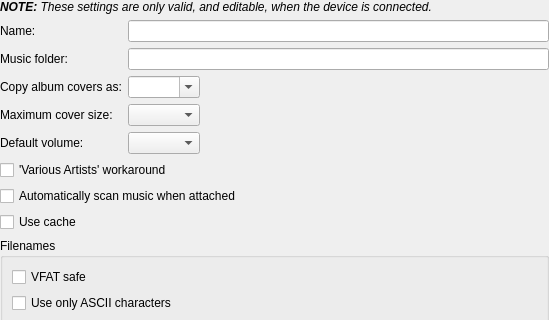
Old version of the form devices/devicepropertieswidget.ui in the repository CDrummond/cantata; both pictures show x 0 to 549 and y 0 to 320 of the 549 by 528 pixel window.
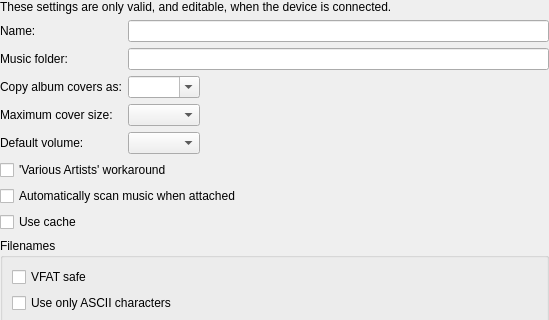
New version of the form. Custom widgets are drawn as their Qt base class.

Commit message: Add note-label classes to ensure consistency

```diff
--- a/devices/devicepropertieswidget.ui
+++ b/devices/devicepropertieswidget.ui
@@ -17,13 +17,7 @@
    <item>
     <widget class="QLabel" name="remoteDeviceNote">
      <property name="text">
-      <string>&lt;i&gt;&lt;b&gt;NOTE:&lt;/b&gt; These settings are only valid, and editable, when the device is connected.&lt;/i&gt;</string>
-     </property>
-     <property name="wordWrap">
-      <bool>true</bool>
-     </property>
-     <property name="textInteractionFlags">
-      <set>Qt::NoTextInteraction</set>
+      <string>These settings are only valid, and editable, when the device is connected.</string>
      </property>
     </widget>
    </item>
@@ -261,6 +255,11 @@
    <extends>QSlider</extends>
    <header>devices/valueslider.h</header>
   </customwidget>
+  <customwidget>
+   <class>PlainNoteLabel</class>
+   <extends>QLabel</extends>
+   <header>widgets/notelabel.h</header>
+  </customwidget>
  </customwidgets>
  <tabstops>
   <tabstop>musicFolder</tabstop>
```
Left out of the diff: 2 changed lines with no effect on the pictures. The commit also changes 24 other files.
